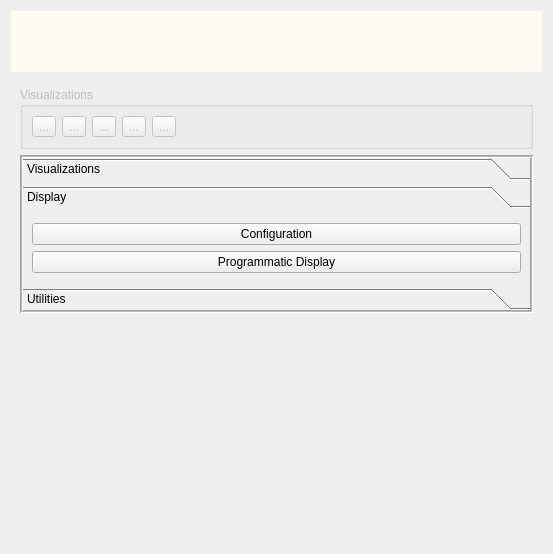
Before: the Qt Designer form src/pyphoplacecellanalysis/GUI/Qt/Widgets/ProgrammaticPipelineWidget/ProgrammaticPipelineWidget.ui in CommanderPho/pyPhoPlaceCellAnalysis, drawn with Qt 5.
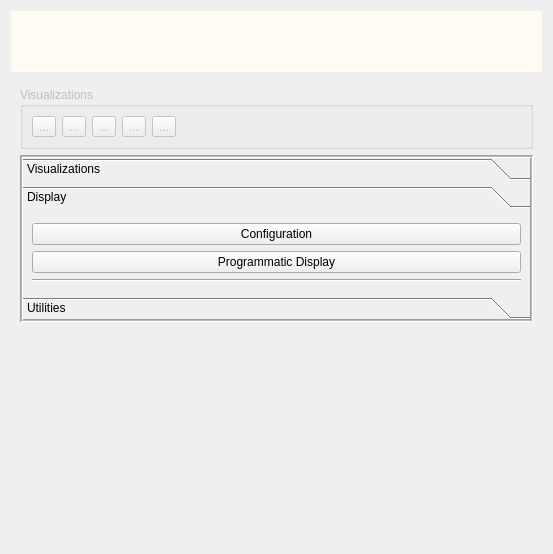
After: the same form once the commit is applied. The open tabs and pages were chosen to show the change. Icons and pictures are not drawn. Custom widgets are drawn as their Qt base class.

The edit to the form file:
```diff
--- a/src/pyphoplacecellanalysis/GUI/Qt/Widgets/ProgrammaticPipelineWidget/ProgrammaticPipelineWidget.ui
+++ b/src/pyphoplacecellanalysis/GUI/Qt/Widgets/ProgrammaticPipelineWidget/ProgrammaticPipelineWidget.ui
@@ -486,8 +486,8 @@
           <rect>
            <x>0</x>
            <y>0</y>
-           <width>511</width>
-           <height>74</height>
+           <width>494</width>
+           <height>83</height>
           </rect>
          </property>
          <attribute name="icon">
@@ -521,6 +521,13 @@
               </property>
              </widget>
             </item>
+            <item>
+             <widget class="Line" name="line">
+              <property name="orientation">
+               <enum>Qt::Horizontal</enum>
+              </property>
+             </widget>
+            </item>
            </layout>
           </item>
          </layout>
```
Left out of the diff: 2 changed lines with no effect on the pictures.
